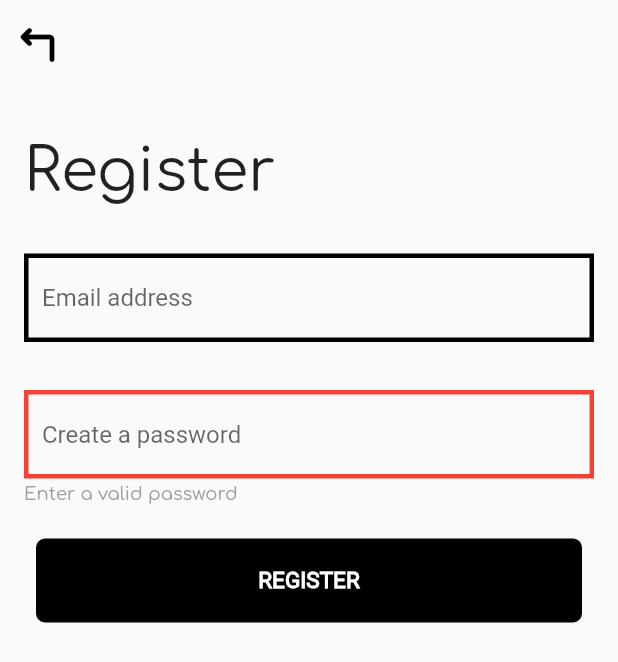
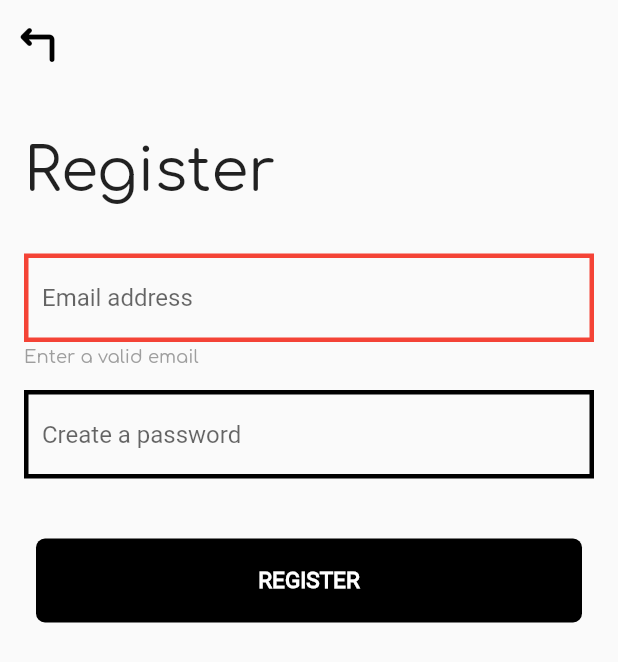
Before and after one commit to gerew31/Figma_Basics, a Flutter app: the RegisterScreen screen opened directly, after a tap on "REGISTER", on a phone screen of 412 x 824 dp. Shown: the top 662 px of the screen. Run offline on Flutter 3.47's test engine with Material 2 defaults, Android fonts, the phone set to English and light mode, and no system bars; our stand-ins replace email_validator, flutter_svg, get.

Commit message:
Created functionable register screen (tried to remove all bugs). Functionable mini database. (Now we can replace it with the normal one(figure out how to do that)).
List of bugs:
 - when you got an error and yor field become red, and you want to go to the other screen (logic or register), the field with the error stays the same color. It should update and be as new one.

```diff
--- a/lib/components/email_field_widget.dart
+++ b/lib/components/email_field_widget.dart
@@ -46,6 +46,8 @@ class EmailValidField extends StatelessWidget {
               const SizedBox(
                 height: 3,
               ),
+
+              !controller.existedEmail  ?
               Text(
                 !controller.isValid ? 'Enter a valid email' : '',
                 style: const TextStyle(
@@ -53,7 +55,13 @@ class EmailValidField extends StatelessWidget {
                   fontFamily: 'Comfortaa',
                   color: Colors.grey,
                 ),
-              ),
+              ) :  Text( controller.existedEmail ? 'Email\'s already exist' : '',
+                style:  const TextStyle(
+                  fontSize: 12,
+                  fontFamily: 'Comfortaa',
+                  color: Colors.grey,
+                ),
+              )
             ],
           );
         });
--- a/lib/components/password_field_widget.dart
+++ b/lib/components/password_field_widget.dart
@@ -30,13 +30,13 @@ class PasswordField extends StatelessWidget {
                 borderSide: BorderSide(width: 3, color:  !controller.isPasswordValid
                     ? Colors.red
                     : Colors.black),
-                borderRadius: BorderRadius.all(Radius.circular(0)),
+                borderRadius: const BorderRadius.all(Radius.circular(0)),
               ),
               enabledBorder: OutlineInputBorder(
                 borderSide: BorderSide(width: 3, color:  !controller.isPasswordValid
                     ? Colors.red
                     : Colors.black),
-                borderRadius: BorderRadius.all(Radius.circular(0)),
+                borderRadius: const BorderRadius.all(Radius.circular(0)),
               ),
             ),
           ),
--- a/lib/controllers/database.dart
+++ /dev/null
@@ -1,12 +0,0 @@
-
-class DataBase {
-
-
-  Map<String, String> miniDataBase = {
-    'danozzlenovo57@gmail.com' : '1234567',
-    'gusarova.sofia14@gmail.com' : '12345678',
-    'vnfginvg@gmail.com': '123456789'
-  };
-
-
-}
--- a/lib/controllers/validation_logic.dart
+++ b/lib/controllers/validation_logic.dart
@@ -1,25 +1,27 @@
+import 'package:email_validator/email_validator.dart';
 import 'package:get/get.dart';
-//import 'package:email_validator/email_validator.dart';
-import 'database.dart';
-import 'package:figma_app/after_register_screens/gallery_screen.dart';
+import 'package:figma_app/screens/after_register_screens/gallery_screen.dart';
 
 class ValidationController extends GetxController {
-
-  DataBase data = DataBase();
-
   dynamic isValid = true;
   dynamic isPasswordValid = true;
   dynamic email = '';
   dynamic password;
 
+//Mini-database
+  Map<String, String> miniDataBase = {
+    'danozzlenovo57@gmail.com': '1234567',
+    'gusarova.sofia14@gmail.com': '12345678',
+    'vnfginvg@gmail.com': '123456789'
+  };
 
   // LOGIN SCREEN LOGIC
 
-  updateEmailState () {
-    if (email == null){
+  updateEmailState() {
+    if (email == null) {
       isValid = false;
     }
-    if (email == data.miniDataBase.keys){
+    if (email == miniDataBase.keys) {
       isValid = true;
     } else {
       isValid = false;
@@ -27,14 +29,11 @@ class ValidationController extends GetxController {
     update();
   }
 
- updatePasswordState(){
-    if (password == null){
+  updatePasswordState() {
+    if (password == null) {
       isPasswordValid = false;
-    }
-    else if (data.miniDataBase.containsKey(
-       email)) {
-     if (data.miniDataBase.containsValue(
-         password)) {
+    } else if (miniDataBase.containsKey(email)) {
+      if (miniDataBase.containsValue(password)) {
         isPasswordValid = true;
       } else {
         isPasswordValid = false;
@@ -43,13 +42,13 @@ class ValidationController extends GetxController {
     update();
   }
 
- loginScreenLogic (){
-   for(final tileN in data.miniDataBase.entries){
-     if(email == tileN.key){
-       if (password == tileN.value){
+  loginScreenLogic() {
+    for (final tileN in miniDataBase.entries) {
+      if (email == tileN.key) {
+        if (password == tileN.value) {
           updatePasswordState();
           isValid = true;
-         Get.to(Gallery());
+          Get.to(const Gallery());
         } else if (password != tileN.key) {
           isValid = true;
           isPasswordValid = false;
@@ -61,23 +60,34 @@ class ValidationController extends GetxController {
     }
   }
 
-// REGISTER SCREEN LOGIC (I've stopped cause dont know what's going on))
+// REGISTER SCREEN LOGIC (I've stopped cause don't know what's going on))
 
-  dynamic isRegisterPasswordValid = true;
+  dynamic existedEmail = false;
   dynamic createdPassword;
 
+  accountCreating() {
+    isValid = EmailValidator.validate(email);
 
-accountCreating(){
-  if (createdPassword == null){
+    // For email and password fields
+    if (isValid == true && !miniDataBase.containsKey(email)) {
+      if (createdPassword == null || createdPassword.toString().isEmpty) {
+        existedEmail = false;
         isPasswordValid = false;
+      } else {
+        miniDataBase.addAll({'$email': '$password'});
+        isPasswordValid = true;
+        Get.to(const Gallery());
+      }
+    } else {
+      if(miniDataBase.containsKey(email)){
+        isValid = false;
+        existedEmail = true;
 
       } else {
-    isPasswordValid = true;
+        isValid = false;
+      }
     }
 
     update();
   }
-
-
-
 }
--- a/lib/after_register_screens/gallery_screen.dart
+++ b/lib/screens/after_register_screens/gallery_screen.dart
@@ -7,7 +7,6 @@ class Gallery extends StatelessWidget {
   Widget build(BuildContext context) {
     return SafeArea(
       child: Scaffold(
-        appBar: AppBar(),
         body: Container(),
       ),
     );
--- a/lib/screens/pre_register_screens/logged_out_screen.dart
+++ b/lib/screens/pre_register_screens/logged_out_screen.dart
@@ -1,12 +1,17 @@
 import 'package:flutter/material.dart';
 import 'package:flutter_svg/flutter_svg.dart';
-import 'package:flutter/services.dart';
 import 'package:figma_app/screens/pre_register_screens/login_screen.dart';
+import '../../controllers/validation_logic.dart';
 import 'register_screen.dart';
 import 'package:get/get.dart';
 
 class LoggedOut extends StatelessWidget {
   static const assetName = 'assets/Rectangle.svg';
+  final controller = Get.put(ValidationController());
+
+   LoggedOut({super.key});
+
+
 
   @override
   Widget build(BuildContext context) {
--- a/lib/screens/pre_register_screens/login_screen.dart
+++ b/lib/screens/pre_register_screens/login_screen.dart
@@ -3,13 +3,10 @@ import 'package:figma_app/controllers/validation_logic.dart';
 import 'package:flutter/material.dart';
 import 'package:get/get.dart';
 import 'package:figma_app/components/password_field_widget.dart';
-//import 'package:figma_app/after_register_screens/gallery_screen.dart';
-import 'package:figma_app/controllers/database.dart';
+
 
 class LoginScreen extends StatelessWidget {
   final controller = Get.put(ValidationController());
-
-  DataBase data = DataBase();
   LoginScreen({super.key});
 
 
@@ -63,7 +60,6 @@ class LoginScreen extends StatelessWidget {
                     onPressed: () {
                       controller.updateEmailState();
                       controller.loginScreenLogic();
-
                     },
                     child: Container(
                       alignment: Alignment.center,
--- a/lib/screens/pre_register_screens/register_screen.dart
+++ b/lib/screens/pre_register_screens/register_screen.dart
@@ -3,12 +3,11 @@ import 'package:figma_app/components/email_field_widget.dart';
 import 'package:figma_app/controllers/validation_logic.dart';
 import 'package:get/get.dart';
 import 'package:figma_app/components/password_field_widget.dart';
-import 'package:figma_app/controllers/database.dart';
 
 
 class RegisterScreen extends StatelessWidget {
   final controller = Get.put(ValidationController());
-  DataBase data = DataBase();
+
 
   RegisterScreen({super.key});
 
@@ -62,11 +61,6 @@ class RegisterScreen extends StatelessWidget {
               TextButton(
               onPressed: () { // did not finish
                 controller.accountCreating();
-                print('${controller.isPasswordValid}');
-                print('${controller.createdPassword}');
-                print('${controller.password}');
-
-
               },
               child:Container(
                       alignment: Alignment.center,
```
Lines whose indentation alone changed are shown as unchanged.
